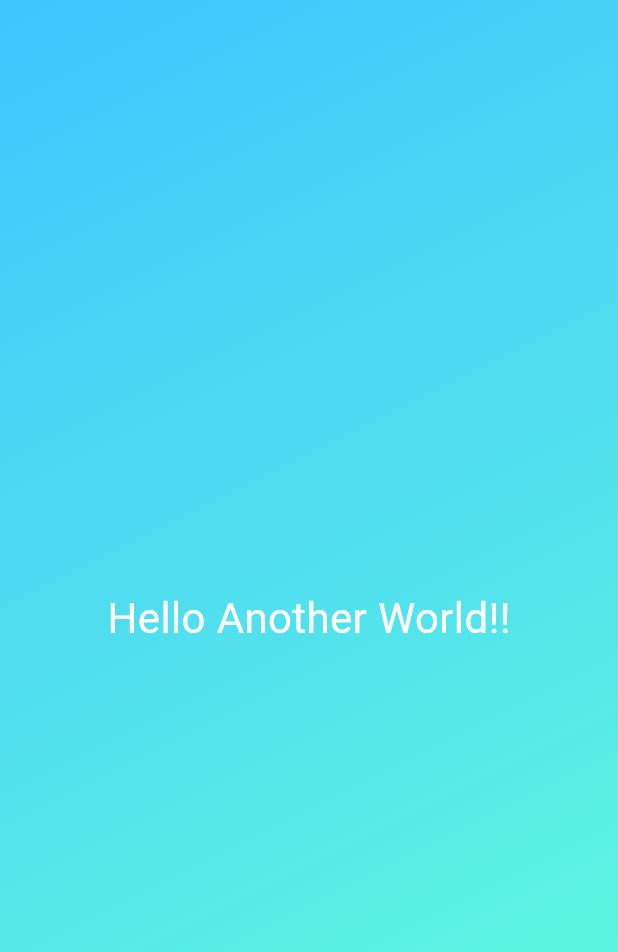
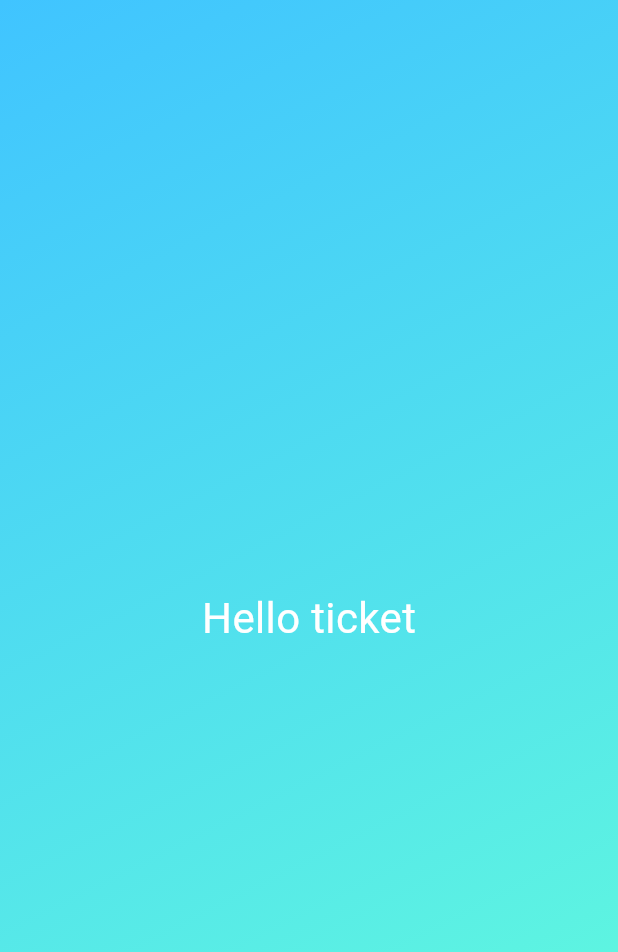
Before and after one commit to kickbuttowski25/latestFlutterDev, a Flutter app: the screen it shows after launch, on a phone screen of 412 x 824 dp. Shown: the top 952 px of the screen. Run offline on Flutter 3.47's test engine with Material 3 defaults, Android fonts, the phone set to English and light mode, and no system bars.

Commit message:
made some changes in styledText and gradienContainer class

```diff
--- a/lib/gradient_container.dart
+++ b/lib/gradient_container.dart
@@ -1,5 +1,8 @@
 import 'package:flutter/material.dart';
 import 'package:flutter_application_1/styled_text.dart';
+
+const startAlignment = AlignmentGeometry.topStart;
+const endAlignment  = AlignmentGeometry.bottomEnd;
 
 class GradientConatiner extends StatelessWidget {
   const GradientConatiner({super.key});
@@ -7,15 +10,15 @@ class GradientConatiner extends StatelessWidget {
   @override
   Widget build(context) {
     return Container(
-          decoration: const BoxDecoration(
+          decoration: BoxDecoration(
             gradient: LinearGradient(
               colors: [Colors.lightBlueAccent, Colors.tealAccent],
-              begin: AlignmentGeometry.topStart,
-              end: AlignmentGeometry.bottomEnd,
+              begin: startAlignment,
+              end: endAlignment,
             ),
           ),
-          child: const Center(
-            child: StyledText(),
+          child:  Center(
+            child: StyledText("Hello ticket"),
           ),
         );
   }
--- a/lib/styled_text.dart
+++ b/lib/styled_text.dart
@@ -1,13 +1,17 @@
 import 'package:flutter/material.dart';
 
 class StyledText extends StatelessWidget {
-const StyledText({super.key});
+ const StyledText(this.text, {super.key});
+
+final String text;
 
 @override
-  Widget build(BuildContext context) {
+  Widget build(context) {
    return Text(
-              "Hello Another World!!",
-              style: TextStyle(color: Colors.white, fontSize: 28),
+              text,
+              style: TextStyle(
+                color: Colors.white,
+                fontSize: 28),
             );
   }
 }
```
